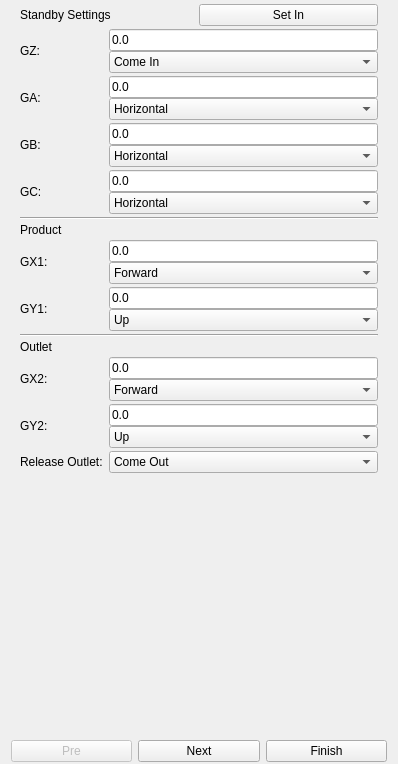
Qt form hcinstruction/icprogramguidepage.ui (GaussCheng/2-5AxisPunch) before a commit.
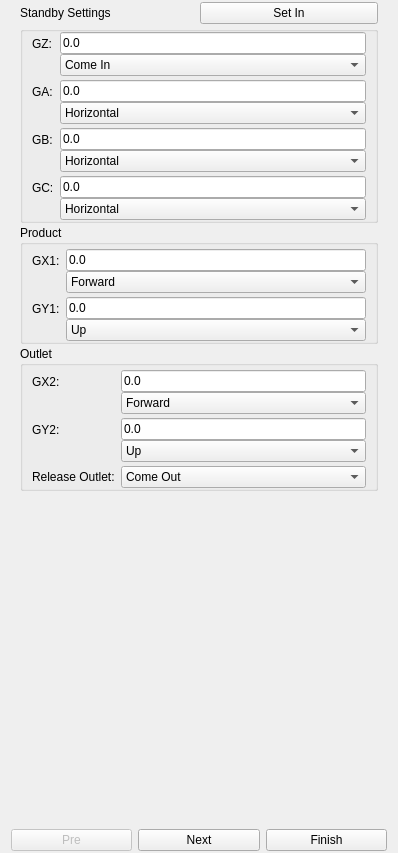
The same form after that commit. The open tabs and pages were chosen to show the change. Icons and pictures are not drawn. Custom widgets are drawn as their Qt base class.

Diff of the .ui file:
```diff
--- a/hcinstruction/icprogramguidepage.ui
+++ b/hcinstruction/icprogramguidepage.ui
@@ -7,7 +7,7 @@
     <x>0</x>
     <y>0</y>
     <width>398</width>
-    <height>764</height>
+    <height>853</height>
    </rect>
   </property>
   <property name="windowTitle">
@@ -207,17 +207,17 @@
       </layout>
      </widget>
      <widget class="QWidget" name="page2">
-      <layout class="QGridLayout" name="gridLayout">
+      <layout class="QVBoxLayout" name="verticalLayout_16">
+       <property name="spacing">
+        <number>2</number>
+       </property>
        <property name="topMargin">
-        <number>2</number>
+        <number>0</number>
        </property>
        <property name="bottomMargin">
-        <number>2</number>
+        <number>0</number>
        </property>
-       <property name="verticalSpacing">
-        <number>3</number>
-       </property>
-       <item row="0" column="0" colspan="2">
+       <item>
         <layout class="QHBoxLayout" name="horizontalLayout_4">
          <item>
           <widget class="QLabel" name="descrLabel">
@@ -235,168 +235,26 @@
          </item>
         </layout>
        </item>
-       <item row="7" column="0">
-        <widget class="QLabel" name="gx1Label">
-         <property name="text">
-          <string>GX1:</string>
-         </property>
-        </widget>
-       </item>
-       <item row="9" column="0">
-        <widget class="QLabel" name="gy1Label">
-         <property name="text">
-          <string>GY1:</string>
-         </property>
-        </widget>
-       </item>
-       <item row="12" column="0">
-        <widget class="QLabel" name="gx2Label">
-         <property name="text">
-          <string>GX2:</string>
-         </property>
-        </widget>
-       </item>
-       <item row="13" column="0">
-        <widget class="QLabel" name="gy2Label">
-         <property name="text">
-          <string>GY2:</string>
-         </property>
-        </widget>
-       </item>
-       <item row="7" column="1">
-        <layout class="QVBoxLayout" name="verticalLayout_2">
          <item>
-          <widget class="ICLineEditWithVirtualNumericKeypad" name="x1Edit">
-           <property name="text">
-            <string>0.0</string>
-           </property>
-          </widget>
-         </item>
-         <item>
-          <widget class="QComboBox" name="x1Box">
-           <item>
-            <property name="text">
-             <string>Forward</string>
-            </property>
-           </item>
-           <item>
-            <property name="text">
-             <string>Backward</string>
-            </property>
-           </item>
-          </widget>
-         </item>
-        </layout>
-       </item>
-       <item row="9" column="1">
-        <layout class="QVBoxLayout" name="verticalLayout_3">
-         <item>
-          <widget class="ICLineEditWithVirtualNumericKeypad" name="y1Edit">
-           <property name="text">
-            <string>0.0</string>
-           </property>
-          </widget>
-         </item>
-         <item>
-          <widget class="QComboBox" name="y1Box">
-           <item>
-            <property name="text">
-             <string>Up</string>
-            </property>
-           </item>
-           <item>
-            <property name="text">
-             <string>Down</string>
-            </property>
-           </item>
-          </widget>
-         </item>
-        </layout>
-       </item>
-       <item row="12" column="1">
-        <layout class="QVBoxLayout" name="verticalLayout_5">
-         <item>
-          <widget class="ICLineEditWithVirtualNumericKeypad" name="x2Edit">
-           <property name="text">
-            <string>0.0</string>
-           </property>
-          </widget>
-         </item>
-         <item>
-          <widget class="QComboBox" name="x2Box">
-           <item>
-            <property name="text">
-             <string>Forward</string>
-            </property>
-           </item>
-           <item>
-            <property name="text">
-             <string>Backward</string>
-            </property>
-           </item>
-          </widget>
-         </item>
-        </layout>
-       </item>
-       <item row="13" column="1">
-        <layout class="QVBoxLayout" name="verticalLayout_6">
-         <item>
-          <widget class="ICLineEditWithVirtualNumericKeypad" name="y2Edit">
-           <property name="text">
-            <string>0.0</string>
-           </property>
-          </widget>
-         </item>
-         <item>
-          <widget class="QComboBox" name="y2Box">
-           <item>
-            <property name="text">
-             <string>Up</string>
-            </property>
-           </item>
-           <item>
-            <property name="text">
-             <string>Down</string>
-            </property>
-           </item>
-          </widget>
-         </item>
-        </layout>
-       </item>
-       <item row="17" column="0">
-        <widget class="QLabel" name="releaseOutletLabel">
-         <property name="text">
-          <string>Release Outlet:</string>
-         </property>
-        </widget>
-       </item>
-       <item row="17" column="1">
-        <widget class="QComboBox" name="outletBox">
-         <item>
-          <property name="text">
-           <string>Come Out</string>
-          </property>
-         </item>
-         <item>
-          <property name="text">
-           <string>Come In</string>
-          </property>
-         </item>
-         <item>
-          <property name="text">
-           <string>In Mold</string>
-          </property>
-         </item>
-        </widget>
-       </item>
-       <item row="1" column="0">
+        <widget class="QGroupBox" name="commonGroupBox">
+         <layout class="QFormLayout" name="formLayout_3">
+          <property name="verticalSpacing">
+           <number>4</number>
+          </property>
+          <property name="topMargin">
+           <number>0</number>
+          </property>
+          <property name="bottomMargin">
+           <number>0</number>
+          </property>
+          <item row="0" column="0">
         <widget class="QLabel" name="gzLabel">
          <property name="text">
           <string>GZ:</string>
          </property>
         </widget>
        </item>
-       <item row="1" column="1">
+          <item row="0" column="1">
         <layout class="QVBoxLayout" name="verticalLayout_4">
          <item>
           <widget class="ICLineEditWithVirtualNumericKeypad" name="zEdit">
@@ -421,14 +279,14 @@
          </item>
         </layout>
        </item>
-       <item row="2" column="0">
+          <item row="1" column="0">
         <widget class="QLabel" name="gaLabel">
          <property name="text">
           <string>GA:</string>
          </property>
         </widget>
        </item>
-       <item row="2" column="1">
+          <item row="1" column="1">
         <layout class="QVBoxLayout" name="verticalLayout_8">
          <item>
           <widget class="ICLineEditWithVirtualNumericKeypad" name="aEdit">
@@ -453,14 +311,14 @@
          </item>
         </layout>
        </item>
-       <item row="3" column="0">
+          <item row="2" column="0">
         <widget class="QLabel" name="gbLabel">
          <property name="text">
           <string>GB:</string>
          </property>
         </widget>
        </item>
-       <item row="3" column="1">
+          <item row="2" column="1">
         <layout class="QVBoxLayout" name="verticalLayout_7">
          <item>
           <widget class="ICLineEditWithVirtualNumericKeypad" name="bEdit">
@@ -485,14 +343,14 @@
          </item>
         </layout>
        </item>
-       <item row="4" column="0">
+          <item row="3" column="0">
         <widget class="QLabel" name="gcLabel">
          <property name="text">
           <string>GC:</string>
          </property>
         </widget>
        </item>
-       <item row="4" column="1">
+          <item row="3" column="1">
         <layout class="QVBoxLayout" name="verticalLayout_10">
          <item>
           <widget class="ICLineEditWithVirtualNumericKeypad" name="cEdit">
@@ -517,33 +375,211 @@
          </item>
         </layout>
        </item>
-       <item row="5" column="0" colspan="2">
-        <widget class="Line" name="line">
-         <property name="orientation">
-          <enum>Qt::Horizontal</enum>
-         </property>
+         </layout>
         </widget>
        </item>
-       <item row="10" column="0" colspan="2">
-        <widget class="Line" name="line_2">
-         <property name="orientation">
-          <enum>Qt::Horizontal</enum>
-         </property>
-        </widget>
-       </item>
-       <item row="6" column="0">
-        <widget class="QLabel" name="productLabel">
-         <property name="text">
+       <item>
+        <widget class="QGroupBox" name="productGroupBox">
+         <property name="title">
           <string>Product</string>
          </property>
-        </widget>
-       </item>
-       <item row="11" column="0">
-        <widget class="QLabel" name="outletLabel">
+         <layout class="QFormLayout" name="formLayout">
+          <property name="verticalSpacing">
+           <number>4</number>
+          </property>
+          <property name="topMargin">
+           <number>4</number>
+          </property>
+          <property name="bottomMargin">
+           <number>0</number>
+          </property>
+          <item row="0" column="0">
+           <widget class="QLabel" name="gx1Label">
+            <property name="text">
+             <string>GX1:</string>
+            </property>
+           </widget>
+          </item>
+          <item row="0" column="1">
+           <layout class="QVBoxLayout" name="verticalLayout_2">
+            <item>
+             <widget class="ICLineEditWithVirtualNumericKeypad" name="x1Edit">
          <property name="text">
+               <string>0.0</string>
+              </property>
+             </widget>
+            </item>
+            <item>
+             <widget class="QComboBox" name="x1Box">
+              <item>
+               <property name="text">
+                <string>Forward</string>
+               </property>
+              </item>
+              <item>
+               <property name="text">
+                <string>Backward</string>
+               </property>
+              </item>
+             </widget>
+            </item>
+           </layout>
+          </item>
+          <item row="1" column="0">
+           <widget class="QLabel" name="gy1Label">
+            <property name="text">
+             <string>GY1:</string>
+            </property>
+           </widget>
+          </item>
+          <item row="1" column="1">
+           <layout class="QVBoxLayout" name="verticalLayout_3">
+            <item>
+             <widget class="ICLineEditWithVirtualNumericKeypad" name="y1Edit">
+              <property name="text">
+               <string>0.0</string>
+              </property>
+             </widget>
+            </item>
+            <item>
+             <widget class="QComboBox" name="y1Box">
+              <item>
+               <property name="text">
+                <string>Up</string>
+               </property>
+              </item>
+              <item>
+               <property name="text">
+                <string>Down</string>
+               </property>
+              </item>
+             </widget>
+            </item>
+           </layout>
+          </item>
+         </layout>
+        </widget>
+       </item>
+       <item>
+        <widget class="QGroupBox" name="outletGroupBox">
+         <property name="title">
           <string>Outlet</string>
          </property>
-        </widget>
+         <layout class="QFormLayout" name="formLayout_2">
+          <property name="verticalSpacing">
+           <number>4</number>
+          </property>
+          <property name="topMargin">
+           <number>4</number>
+          </property>
+          <property name="bottomMargin">
+           <number>0</number>
+          </property>
+          <item row="0" column="0">
+           <widget class="QLabel" name="gx2Label">
+            <property name="text">
+             <string>GX2:</string>
+            </property>
+           </widget>
+          </item>
+          <item row="0" column="1">
+           <layout class="QVBoxLayout" name="verticalLayout_5">
+            <item>
+             <widget class="ICLineEditWithVirtualNumericKeypad" name="x2Edit">
+              <property name="text">
+               <string>0.0</string>
+              </property>
+             </widget>
+            </item>
+            <item>
+             <widget class="QComboBox" name="x2Box">
+              <item>
+               <property name="text">
+                <string>Forward</string>
+               </property>
+              </item>
+              <item>
+               <property name="text">
+                <string>Backward</string>
+               </property>
+              </item>
+             </widget>
+            </item>
+           </layout>
+          </item>
+          <item row="1" column="0">
+           <widget class="QLabel" name="gy2Label">
+            <property name="text">
+             <string>GY2:</string>
+            </property>
+           </widget>
+          </item>
+          <item row="1" column="1">
+           <layout class="QVBoxLayout" name="verticalLayout_6">
+            <item>
+             <widget class="ICLineEditWithVirtualNumericKeypad" name="y2Edit">
+              <property name="text">
+               <string>0.0</string>
+              </property>
+             </widget>
+            </item>
+            <item>
+             <widget class="QComboBox" name="y2Box">
+              <item>
+               <property name="text">
+                <string>Up</string>
+               </property>
+              </item>
+              <item>
+               <property name="text">
+                <string>Down</string>
+               </property>
+              </item>
+             </widget>
+            </item>
+           </layout>
+          </item>
+          <item row="2" column="0">
+           <widget class="QLabel" name="releaseOutletLabel">
+            <property name="text">
+             <string>Release Outlet:</string>
+            </property>
+           </widget>
+          </item>
+          <item row="2" column="1">
+           <widget class="QComboBox" name="outletBox">
+            <item>
+             <property name="text">
+              <string>Come Out</string>
+             </property>
+            </item>
+            <item>
+             <property name="text">
+              <string>Come In</string>
+             </property>
+            </item>
+            <item>
+             <property name="text">
+              <string>In Mold</string>
+             </property>
+            </item>
+           </widget>
+          </item>
+         </layout>
+        </widget>
+       </item>
+       <item>
+        <spacer name="verticalSpacer_2">
+         <property name="orientation">
+          <enum>Qt::Vertical</enum>
+         </property>
+         <property name="sizeHint" stdset="0">
+          <size>
+           <width>20</width>
+           <height>40</height>
+          </size>
+         </property>
+        </spacer>
        </item>
       </layout>
      </widget>
```
Left out of the diff: 29 changed lines with no effect on the pictures. Lines whose indentation alone changed are shown as unchanged.
